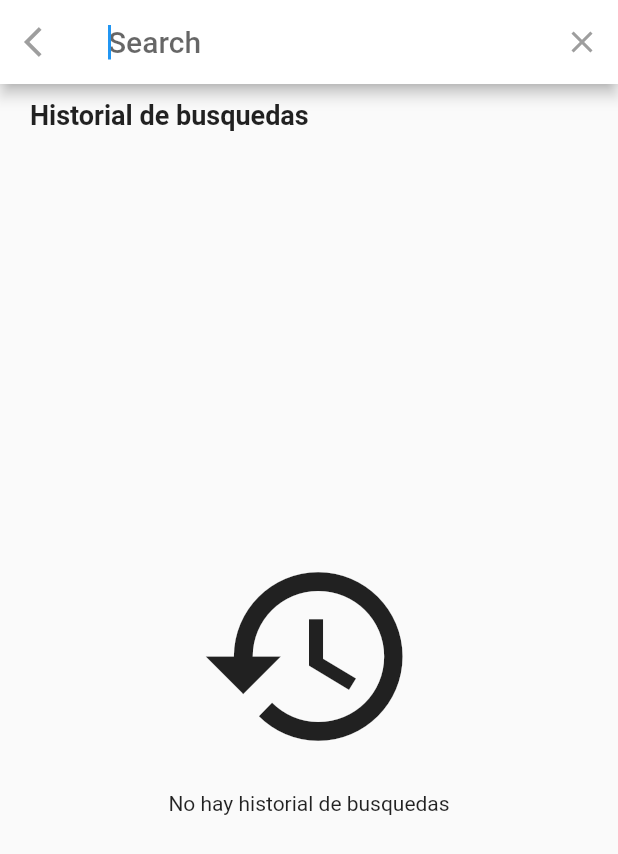
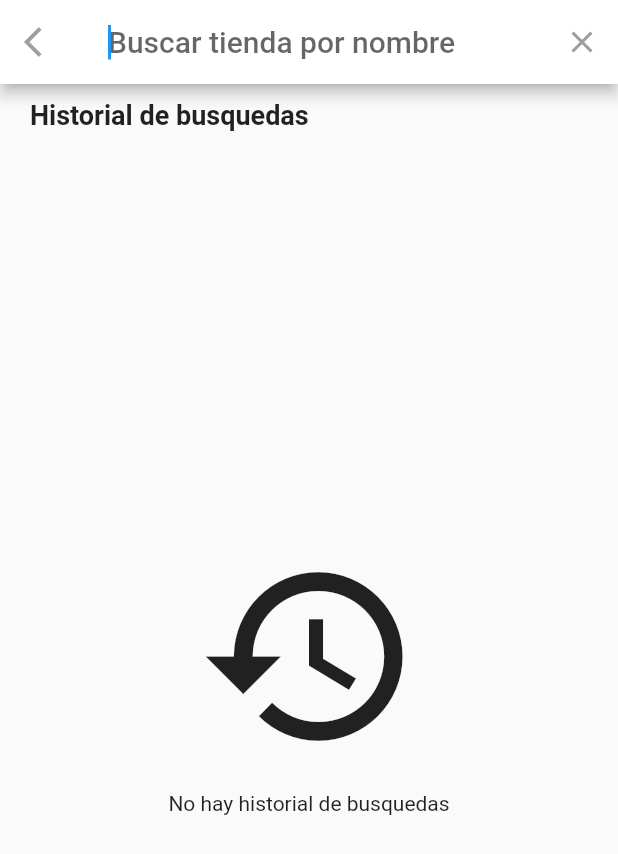
Before and after one commit to LarzlRael/motoveloz.app, a Flutter app: the screen it shows after launch, after a tap on "Buscar...", on a phone screen of 412 x 824 dp. Shown: the top 854 px of the screen. Run offline on Flutter 3.47's test engine with Material 2 defaults, Android fonts, the phone set to English and light mode, and no system bars; our stand-ins replace firebase_core, firebase_messaging, geolocator, permission_handler, pull_to_refresh, shared_preferences and 2 more; missing offline and left inert: flutter_inappwebview; accounts and stored records are empty; network calls fail.

Commit message:
Se agrego un provider para mantener el estado del buscador y un debounce

```diff
--- a/lib/bloc/history_bloc.dart
+++ b/lib/bloc/history_bloc.dart
@@ -37,7 +37,7 @@ class HistoryBloc {
 
   final _scansController = StreamController<List<HistoryModel>>.broadcast();
 
-  Stream<List<HistoryModel>> get scansStream => _scansController.stream;
+  Stream<List<HistoryModel>> get historyStream => _scansController.stream;
   /* Stream<List<ScanModel>> get scansStreamHttp =>
       _scansController.stream.transform(validarHttp);  */
   dispose() {
--- a/lib/data/sql_lite_provider.dart
+++ b/lib/data/sql_lite_provider.dart
@@ -55,7 +55,7 @@ class DBProvider {
 
   Future<List<HistoryModel>> getAllHistory() async {
     final db = await database;
-    final res = await db.query(tableHistory);
+    final res = await db.query(tableHistory, orderBy: 'id DESC', limit: 20);
 
     List<HistoryModel> list =
         res.isNotEmpty ? res.map((c) => HistoryModel.fromJson(c)).toList() : [];
--- a/lib/dialogs/confirm_dialog.dart
+++ b/lib/dialogs/confirm_dialog.dart
@@ -3,6 +3,7 @@ import 'package:WaraShops/data/theme_colors.dart';
 import 'package:flutter/material.dart';
 import 'package:provider/provider.dart';
 
+import '../provider/providers.dart';
 import '../utils/utils.dart';
 
 showAlertDialog(
--- a/lib/main.dart
+++ b/lib/main.dart
@@ -1,4 +1,5 @@
 import 'package:WaraShops/data/constants.dart';
+import 'package:WaraShops/provider/providers.dart';
 import 'package:WaraShops/services/services.dart';
 import 'package:WaraShops/utils/utils.dart';
 import 'package:flutter/material.dart';
@@ -23,12 +24,17 @@ class MyApp extends StatelessWidget {
   @override
   Widget build(BuildContext context) {
     final appTheme = Provider.of<ThemeProvider>(context).getCurrentTheme;
-    return MaterialApp(
-      routes: appRoutes,
-      debugShowCheckedModeBanner: false,
-      title: appName,
-      theme: appTheme,
-      initialRoute: 'list_shops',
+    return MultiProvider(
+      providers: [
+        ChangeNotifierProvider(create: (_) => SearchProvider()),
+      ],
+      child: MaterialApp(
+        routes: appRoutes,
+        debugShowCheckedModeBanner: false,
+        title: appName,
+        theme: appTheme,
+        initialRoute: 'list_shops',
+      ),
     );
   }
 }
--- a/lib/pages/pages.dart
+++ b/lib/pages/pages.dart
@@ -15,9 +15,9 @@ import 'package:permission_handler/permission_handler.dart';
 import 'dart:async';
 
 import 'package:flutter_inappwebview/flutter_inappwebview.dart';
-import 'package:url_launcher/url_launcher.dart';
 
 import '../helpers/helpers.dart';
+import '../provider/providers.dart';
 import '../utils/utils.dart';
 
 part 'shops_lists_page.dart';
--- /dev/null
+++ b/lib/provider/search_provider.dart
@@ -0,0 +1,18 @@
+part of './providers.dart';
+
+class SearchProvider with ChangeNotifier {
+  List<StoreModel> _stores = [];
+  String querySearched = '';
+
+  List<StoreModel> get getStores => _stores;
+  set setStores(List<StoreModel> value) {
+    _stores = value;
+    notifyListeners();
+  }
+
+  String get getQuerySearched => querySearched;
+  set setQuerySearched(String value) {
+    querySearched = value;
+    notifyListeners();
+  }
+}
--- a/lib/utils/theme_provider.dart
+++ b/lib/provider/theme_provider.dart
@@ -1,4 +1,4 @@
-part of 'utils.dart';
+part of './providers.dart';
 
 class ThemeProvider with ChangeNotifier {
   bool _isDarkModeEnabled = false;
--- a/lib/utils/utils.dart
+++ b/lib/utils/utils.dart
@@ -9,12 +9,10 @@ import 'package:shared_preferences/shared_preferences.dart';
 import 'package:url_launcher/url_launcher_string.dart';
 
 import '../dialogs/confirm_dialog.dart';
-import '../data/theme_colors.dart';
 
 /* Utils */
 part 'utils_launcher.dart';
 part 'utils_strings.dart';
 part 'utils_location.dart';
 
-part 'theme_provider.dart';
 part 'user_preferences.dart';
--- a/lib/widgets/results/stream_data_widget.dart
+++ b/lib/widgets/results/stream_data_widget.dart
@@ -4,16 +4,19 @@ class StreamDataWidget<T> extends StatelessWidget {
   final Stream<T> stream;
   final Widget Function(T data) builder;
   final NoResults noResultsWidget;
+  final T? initialData;
   const StreamDataWidget({
     required this.stream,
     required this.builder,
     required this.noResultsWidget,
+    this.initialData,
   });
 
   @override
   Widget build(BuildContext context) {
     return StreamBuilder<T>(
       stream: stream,
+      initialData: initialData,
       builder: (BuildContext context, AsyncSnapshot<T> snapshot) {
         if (!snapshot.hasData) {
           return const Center(child: CircularProgressIndicator());
@@ -21,9 +24,9 @@ class StreamDataWidget<T> extends StatelessWidget {
         if (snapshot.data is List && (snapshot.data as List).isEmpty) {
           return noResultsWidget;
         }
-        /* if (snapshot.data is Map && (snapshot.data as Map).isEmpty) {
+        if (snapshot.data is Map && (snapshot.data as Map).isEmpty) {
           return noResultsWidget;
-        } */
+        }
         return builder(snapshot.data!);
       },
     );
--- a/lib/widgets/search/search_shop_store_delegate.dart
+++ b/lib/widgets/search/search_shop_store_delegate.dart
@@ -4,19 +4,12 @@ class SearchShopStoreDelegate extends SearchDelegate {
   HistoryBloc historyBloc = HistoryBloc();
   ResultBloc resultBloc = ResultBloc();
 
+  final SearchProvider searchProvider;
+
   @override
-  /* final String searchFieldLabel; */
+  String get searchFieldLabel => 'Buscar tienda por nombre';
 
-  /* SearchShopStoreDelegate() : searchFieldLabel = 'Buscar por nombre'; */
-  late final Debouncer<String> _debouncer;
-
-  SearchShopStoreDelegate() {
-    _debouncer = Debouncer<String>(
-      const Duration(milliseconds: 500),
-      initialValue: '',
-      onChanged: (query) => _search(query),
-    );
-  }
+  Timer? debouncerTimer;
 
   @override
   List<Widget>? buildActions(BuildContext context) {
@@ -25,16 +18,26 @@ class SearchShopStoreDelegate extends SearchDelegate {
     ];
   }
 
+  SearchShopStoreDelegate(this.searchProvider) {}
+
   @override
   Widget? buildLeading(BuildContext context) {
     return IconButton(
-        onPressed: () => close(context, null),
-        icon: const Icon(Icons.arrow_back_ios));
+      onPressed: () => {
+        close(context, null),
+        /* cleanStreams(), */
+      },
+      icon: const Icon(
+        Icons.arrow_back_ios,
+      ),
+    );
   }
 
   @override
   Widget buildResults(BuildContext context) {
-    resultBloc.getSearchStore(query);
+    query = searchProvider.getQuerySearched;
+    _onQueryChanged(context, query);
+    /* resultBloc.getSearchStore(query); */
     return Column(
       crossAxisAlignment: CrossAxisAlignment.start,
       children: [
@@ -64,7 +67,7 @@ class SearchShopStoreDelegate extends SearchDelegate {
   @override
   Widget buildSuggestions(BuildContext context) {
     historyBloc.getAllHistory();
-
+    _onQueryChanged(context, query);
     return Column(
       crossAxisAlignment: CrossAxisAlignment.start,
       children: [
@@ -74,9 +77,21 @@ class SearchShopStoreDelegate extends SearchDelegate {
             padding: const EdgeInsets.symmetric(vertical: 10, horizontal: 20),
             text: 'Historial de busquedas'),
         Expanded(
-          child: StreamDataWidget<List<HistoryModel>>(
-            stream: historyBloc.scansStream,
+          child: query.isEmpty
+              ? StreamDataWidget<List<HistoryModel>>(
+                  stream: historyBloc.historyStream,
                   builder: (data) => listViewBlocHistory(data),
+                  noResultsWidget: NoResults(
+                    icon: Icons.history,
+                    message: 'No hay historial de busquedas',
+                    showButton: false,
+                    iconButton: Icons.search_off,
+                  ),
+                )
+              : StreamDataWidget<List<StoreModel>>(
+                  initialData: searchProvider.getStores,
+                  stream: resultBloc.resulStream,
+                  builder: (data) => listViewSuggestResult(data),
                   noResultsWidget: NoResults(
                     icon: Icons.history,
                     message: 'No hay historial de busquedas',
@@ -169,7 +184,22 @@ class SearchShopStoreDelegate extends SearchDelegate {
     );
   }
 
-  Future<void> _search(String query) async {
-    resultBloc.getSearchStore(query);
+  void _onQueryChanged(BuildContext context, String query) {
+    final searchProvider = Provider.of<SearchProvider>(context, listen: false);
+    if (debouncerTimer?.isActive ?? false) debouncerTimer!.cancel();
+
+    debouncerTimer = Timer(Duration(milliseconds: 500), () async {
+      print(query);
+      if (query.isEmpty) {
+        return;
+      }
+      searchProvider.setQuerySearched = query;
+      searchProvider.setStores = await resultBloc.getSearchStore(query);
+    });
+  }
+
+  void cleanStreams() {
+    historyBloc.dispose();
+    resultBloc.dispose();
   }
 }
--- a/lib/widgets/search_box.dart
+++ b/lib/widgets/search_box.dart
@@ -7,6 +7,7 @@ class SearchBox extends StatelessWidget {
   Widget build(BuildContext context) {
     final isDarkTheme = UserPreferences.isDarkTheme;
     final size = MediaQuery.of(context).size;
+    final searchProvider = Provider.of<SearchProvider>(context);
     return Container(
         width: size.width,
         margin: const EdgeInsets.symmetric(vertical: 5),
@@ -15,7 +16,12 @@ class SearchBox extends StatelessWidget {
         ),
         child: GestureDetector(
           onTap: () {
-            showSearch(context: context, delegate: SearchShopStoreDelegate());
+            showSearch(
+                context: context,
+                query: searchProvider.getQuerySearched,
+                delegate: SearchShopStoreDelegate(
+                  searchProvider,
+                ));
           },
           child: Container(
             padding: const EdgeInsets.symmetric(horizontal: 20, vertical: 13),
--- a/lib/widgets/widgets.dart
+++ b/lib/widgets/widgets.dart
@@ -1,4 +1,7 @@
+import 'dart:async';
+
 import 'package:WaraShops/dialogs/confirm_dialog.dart';
+import 'package:WaraShops/provider/providers.dart';
 import 'package:flutter/material.dart';
 import 'package:WaraShops/bloc/history_bloc.dart';
 import 'package:WaraShops/bloc/result_bloc.dart';
@@ -7,9 +10,9 @@ import 'package:WaraShops/utils/utils.dart';
 
 /* import 'package:url_launcher/url_launcher_string.dart'; */
 import 'package:async/async.dart';
+import 'package:provider/provider.dart';
 import '../models/models.dart';
 import '../services/services.dart';
-import 'package:debounce_throttle/debounce_throttle.dart';
 part 'simple_text.dart';
 part 'shop_card.dart';
 part 'page_container.dart';
--- a/pubspec.yaml
+++ b/pubspec.yaml
@@ -58,7 +58,6 @@ dependencies:
   permission_handler: ^10.2.0
 
   #debunce
-  debounce_throttle: ^2.0.0
 
   pull_to_refresh: ^2.0.0
 
```
Also changed, not shown: lib/bloc/result_bloc.dart (+6 -4 lines), lib/provider/providers.dart (added, +7 -0 lines), pubspec.lock. Lines whose indentation alone changed are shown as unchanged.
